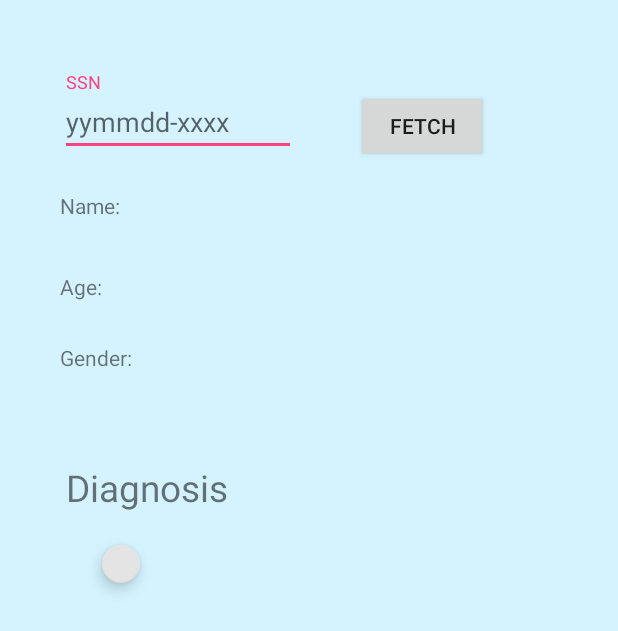
After one commit to CSE-Hack-18/Digital-Coordinator, an Android app: the AdmitPage screen opened directly, with no data from a screen before it, on a phone screen of 412 x 824 dp. The commit adds this screen. Shown: the top 631 px of the screen. Run offline under Robolectric (Android 15) with nearby library versions, the phone set to English and light mode, and no system bars.

Commit message:
Add admition page where ssn and diagnosis can be added

```diff
--- a/app/build.gradle
+++ b/app/build.gradle
@@ -25,4 +25,5 @@ dependencies {
     testImplementation 'junit:junit:4.12'
     androidTestImplementation 'com.android.support.test:runner:1.0.2'
     androidTestImplementation 'com.android.support.test.espresso:espresso-core:3.0.2'
+    implementation 'com.android.support:design:27.1.1'
 }
--- a/app/src/main/AndroidManifest.xml
+++ b/app/src/main/AndroidManifest.xml
@@ -16,8 +16,9 @@
                 <category android:name="android.intent.category.LAUNCHER" />
             </intent-filter>
         </activity>
-        <activity android:name=".StartPage"></activity>
-        <activity android:name=".AdmitSwipe"></activity>
+        <activity android:name=".StartPage" />
+        <activity android:name=".AdmitSwipe" />
+        <activity android:name=".AdmitPage"></activity>
     </application>
 
 </manifest>
--- /dev/null
+++ b/app/src/main/java/com/example/dico2/digitalcoordinator/AdmitPage.java
@@ -0,0 +1,69 @@
+package com.example.dico2.digitalcoordinator;
+
+import android.app.AlertDialog;
+import android.content.Context;
+import android.content.DialogInterface;
+import android.content.Intent;
+import android.graphics.drawable.Drawable;
+import android.support.design.widget.FloatingActionButton;
+import android.support.v7.app.AppCompatActivity;
+import android.os.Bundle;
+import android.support.v7.widget.LinearLayoutCompat;
+import android.view.View;
+import android.widget.Button;
+import android.widget.LinearLayout;
+import android.widget.TextView;
+
+public class AdmitPage extends AppCompatActivity {
+
+
+    CharSequence diags[] = new CharSequence[] {"Cancer", "Flesh Wound", "Flu", "Heart Attack", "Heart Attack", "Heart Attack", "Heart Attack", "Heart Attack", "Heart Attack"
+            , "Heart Attack", "Heart Attack", "Heart Attack", "Heart Attack", "Heart Attack", "Heart Attack", "Heart Attack", "Heart Attack", "Heart Attack"};
+
+    FloatingActionButton addDiagnosis;
+    boolean add = true;
+    Drawable plus = Drawable.createFromPath("@android:drawable/ic_input_add");
+    Drawable minus = Drawable.createFromPath("@android:drawable/ic_delete");
+
+    @Override
+    protected void onCreate(Bundle savedInstanceState) {
+        super.onCreate(savedInstanceState);
+        setContentView(R.layout.activity_admit_page);
+
+        addDiagnosis = (FloatingActionButton)findViewById(R.id.add_diag);
+        addDiagnosis.setOnClickListener(new View.OnClickListener() {
+            @Override
+            public void onClick(View v) {
+                if(add)
+                {
+                    ShowDiagnoses();
+                    add = false;
+                } else {
+                    TextView text_diag = findViewById(R.id.text_diag);
+                    text_diag.setText("");
+                    add = true;
+                    addDiagnosis.setImageResource(R.drawable.ic_input_add);
+                }
+            }
+        });
+
+
+
+    }
+
+    public void ShowDiagnoses()
+    {
+
+        AlertDialog.Builder builder = new AlertDialog.Builder(this);
+        builder.setTitle("Pick a disease");
+        builder.setItems(diags, new DialogInterface.OnClickListener() {
+            @Override
+            public void onClick(DialogInterface dialog, int which) {
+                    TextView text = findViewById(R.id.text_diag);
+                    text.setText(diags[which]);
+                    addDiagnosis.setImageResource(R.drawable.ic_delete);
+            }
+        });
+        builder.show();
+    }
+}
--- a/app/src/main/java/com/example/dico2/digitalcoordinator/MainActivity.java
+++ b/app/src/main/java/com/example/dico2/digitalcoordinator/MainActivity.java
@@ -5,7 +5,6 @@ import android.support.v7.app.AppCompatActivity;
 import android.os.Bundle;
 import android.view.View;
 import android.widget.Button;
-import android.widget.TextView;
 
 public class MainActivity extends AppCompatActivity {
 
@@ -24,8 +23,8 @@ public class MainActivity extends AppCompatActivity {
             }
         });
 
-        Button admit = findViewById(R.id.admit_page);
-        admit.setOnClickListener(new View.OnClickListener() {
+        Button startAcivity = findViewById(R.id.start_page);
+        startAcivity.setOnClickListener(new View.OnClickListener() {
             @Override
             public void onClick(View v) {
                 Intent intent = new Intent(MainActivity.this,StartPage.class);
--- /dev/null
+++ b/app/src/main/res/layout/activity_admit_page.xml
@@ -0,0 +1,104 @@
+<?xml version="1.0" encoding="utf-8"?>
+<android.support.constraint.ConstraintLayout xmlns:android="http://schemas.android.com/apk/res/android"
+    xmlns:app="http://schemas.android.com/apk/res-auto"
+    xmlns:tools="http://schemas.android.com/tools"
+    android:layout_width="match_parent"
+    android:layout_height="match_parent"
+    android:background="#D4F3FF"
+    tools:context=".AdmitPage">
+
+    <TextView
+        android:id="@+id/txt_Diagnosis"
+        android:layout_width="109dp"
+        android:layout_height="39dp"
+        android:layout_marginStart="44dp"
+        android:layout_marginTop="48dp"
+        android:text="Diagnosis"
+        app:autoSizeTextType="uniform"
+        app:layout_constraintStart_toStartOf="parent"
+        app:layout_constraintTop_toBottomOf="@+id/textView6" />
+
+    <android.support.design.widget.TextInputLayout
+        android:id="@+id/textInputLayout"
+        android:layout_width="157dp"
+        android:layout_height="71dp"
+        android:layout_marginStart="40dp"
+        android:layout_marginTop="48dp"
+        android:hint="SSN"
+        app:hintAnimationEnabled="true"
+        app:hintEnabled="true"
+        app:layout_constraintStart_toStartOf="parent"
+        app:layout_constraintTop_toTopOf="parent">
+
+        <android.support.design.widget.TextInputEditText
+            android:layout_width="match_parent"
+            android:layout_height="wrap_content"
+            android:hint="yymmdd-xxxx" />
+    </android.support.design.widget.TextInputLayout>
+
+    <TextView
+        android:id="@+id/textView4"
+        android:layout_width="303dp"
+        android:layout_height="30dp"
+        android:layout_marginStart="40dp"
+        android:layout_marginTop="8dp"
+        android:text="Name:"
+        app:layout_constraintStart_toStartOf="parent"
+        app:layout_constraintTop_toBottomOf="@+id/textInputLayout" />
+
+    <TextView
+        android:id="@+id/textView5"
+        android:layout_width="301dp"
+        android:layout_height="31dp"
+        android:layout_marginStart="40dp"
+        android:layout_marginTop="24dp"
+        android:text="Age: "
+        app:layout_constraintStart_toStartOf="parent"
+        app:layout_constraintTop_toBottomOf="@+id/textView4" />
+
+    <TextView
+        android:id="@+id/textView6"
+        android:layout_width="300dp"
+        android:layout_height="31dp"
+        android:layout_marginStart="40dp"
+        android:layout_marginTop="16dp"
+        android:text="Gender:"
+        app:layout_constraintStart_toStartOf="parent"
+        app:layout_constraintTop_toBottomOf="@+id/textView5" />
+
+    <Button
+        android:id="@+id/button4"
+        android:layout_width="wrap_content"
+        android:layout_height="wrap_content"
+        android:layout_marginStart="40dp"
+        android:layout_marginTop="60dp"
+        android:text="Fetch"
+        app:layout_constraintStart_toEndOf="@+id/textInputLayout"
+        app:layout_constraintTop_toTopOf="parent" />
+
+    <android.support.design.widget.FloatingActionButton
+        android:id="@+id/add_diag"
+        android:layout_width="32dp"
+        android:layout_height="25dp"
+        android:layout_marginStart="24dp"
+        android:layout_marginTop="16dp"
+        android:clickable="true"
+        android:focusable="true"
+        android:scaleType="center"
+        app:backgroundTint="#E5E4E5"
+        app:layout_constraintStart_toEndOf="@+id/text_diag"
+        app:layout_constraintTop_toBottomOf="@+id/txt_Diagnosis"
+        app:srcCompat="@android:drawable/ic_input_add"
+        tools:srcCompat="@android:drawable/ic_delete" />
+
+    <TextView
+        android:id="@+id/text_diag"
+        android:layout_width="wrap_content"
+        android:layout_height="wrap_content"
+        android:layout_marginStart="44dp"
+        android:layout_marginTop="16dp"
+        android:textStyle="bold"
+        app:layout_constraintStart_toStartOf="parent"
+        app:layout_constraintTop_toBottomOf="@+id/txt_Diagnosis" />
+
+</android.support.constraint.ConstraintLayout>
--- a/app/src/main/res/layout/activity_start_page.xml
+++ b/app/src/main/res/layout/activity_start_page.xml
@@ -8,7 +8,7 @@
     tools:context=".StartPage">
 
     <Button
-        android:id="@+id/admit_page"
+        android:id="@+id/start_page"
         android:layout_width="200dp"
         android:layout_height="50dp"
         android:layout_marginTop="208dp"
@@ -29,6 +29,6 @@
         android:text="Discharge Patient"
         app:layout_constraintEnd_toEndOf="parent"
         app:layout_constraintStart_toStartOf="parent"
-        app:layout_constraintTop_toBottomOf="@+id/admit_page" />
+        app:layout_constraintTop_toBottomOf="@+id/start_page" />
 
 </android.support.constraint.ConstraintLayout>
```
Also changed, not shown: app/src/main/java/com/example/dico2/digitalcoordinator/StartPage.java (+11 -0 lines), app/src/main/res/layout/activity_main.xml (+3 -12 lines), app/src/main/res/drawable/ic_delete.png (added), app/src/main/res/drawable/ic_input_add.png (added).
